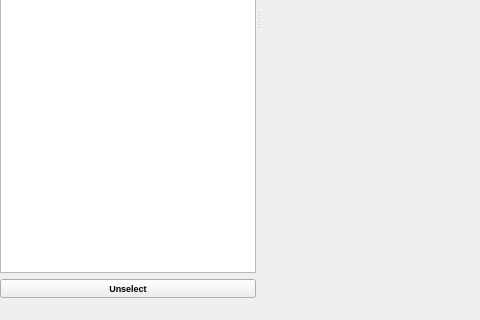
Before: the Qt Designer form interface/RaZor.ui in Razakhel/RaZor, drawn with Qt 5; both pictures show x 0 to 480 and y 280 to 600 of the 800 by 600 pixel window.
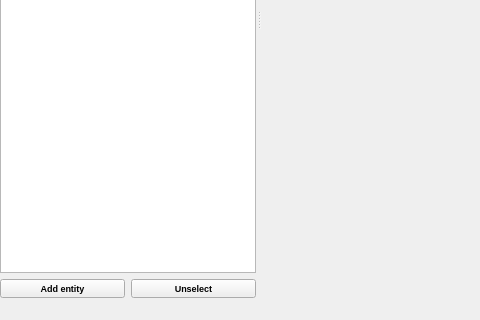
After: the same form once the commit is applied.

Commit message:
[Interface/AppWindow] Added a button to add an entity
- Entities with the same name have an incrementing number appended to them

What changed in the file:
```diff
--- a/interface/RaZor.ui
+++ b/interface/RaZor.ui
@@ -57,8 +57,8 @@
    </property>
    <property name="minimumSize">
     <size>
-     <width>150</width>
-     <height>124</height>
+     <width>158</width>
+     <height>161</height>
     </size>
    </property>
    <property name="font">
@@ -114,12 +114,23 @@
        </property>
       </widget>
      </item>
-     <item row="1" column="0">
+     <item row="2" column="0">
+      <layout class="QHBoxLayout" name="entityActionsLayout">
+       <item>
+        <widget class="QPushButton" name="addEntity">
+         <property name="text">
+          <string>Add entity</string>
+         </property>
+        </widget>
+       </item>
+       <item>
       <widget class="QPushButton" name="unselectEntity">
        <property name="text">
         <string>Unselect</string>
        </property>
       </widget>
+       </item>
+      </layout>
      </item>
     </layout>
    </widget>
```
Lines whose indentation alone changed are shown as unchanged. The commit also changes 4 other files.
